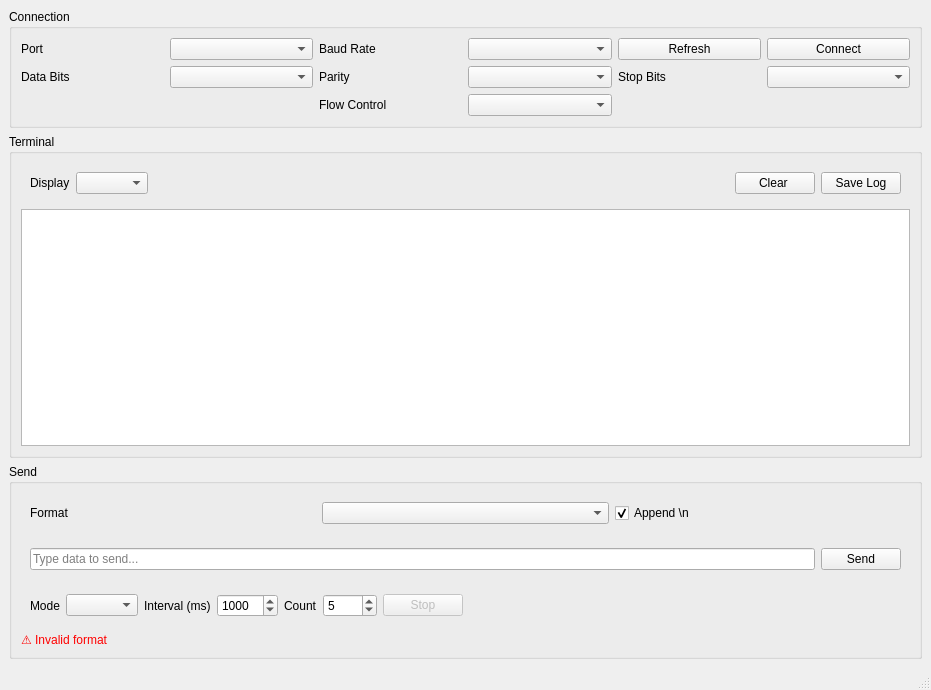
The window that mainwindow.ui (kautilyadevaraj/SiCom) describes before a commit, drawn with Qt 5.
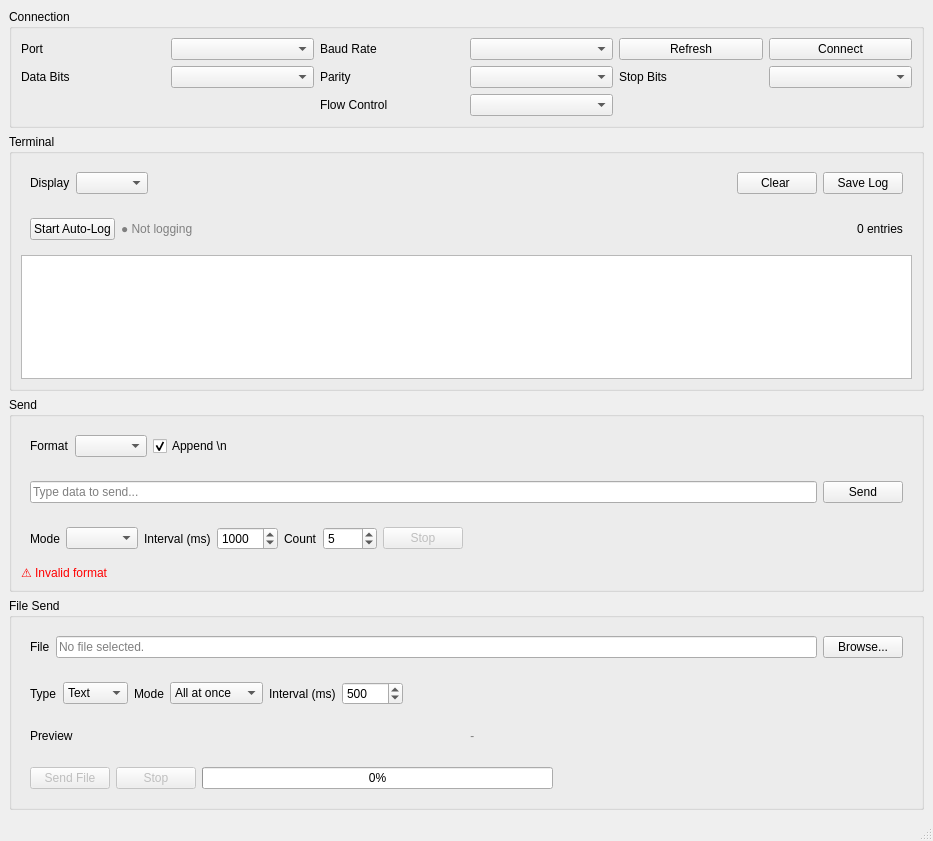
The same window after the commit.

```diff
--- a/mainwindow.ui
+++ b/mainwindow.ui
@@ -6,8 +6,8 @@
    <rect>
     <x>0</x>
     <y>0</y>
-    <width>931</width>
-    <height>690</height>
+    <width>933</width>
+    <height>841</height>
    </rect>
   </property>
   <property name="windowTitle">
@@ -156,6 +156,52 @@
          </layout>
         </widget>
        </item>
+       <item>
+        <widget class="QWidget" name="widget_5" native="true">
+         <layout class="QHBoxLayout" name="horizontalLayout_5">
+          <item>
+           <widget class="QPushButton" name="autoLogButton">
+            <property name="text">
+             <string>Start Auto-Log</string>
+            </property>
+            <property name="checkable">
+             <bool>true</bool>
+            </property>
+           </widget>
+          </item>
+          <item>
+           <widget class="QLabel" name="logStatusLabel">
+            <property name="styleSheet">
+             <string notr="true">color:gray;</string>
+            </property>
+            <property name="text">
+             <string>● Not logging</string>
+            </property>
+           </widget>
+          </item>
+          <item>
+           <spacer name="horizontalSpacer_4">
+            <property name="orientation">
+             <enum>Qt::Orientation::Horizontal</enum>
+            </property>
+            <property name="sizeHint" stdset="0">
+             <size>
+              <width>40</width>
+              <height>20</height>
+             </size>
+            </property>
+           </spacer>
+          </item>
+          <item>
+           <widget class="QLabel" name="entryCountLabel">
+            <property name="text">
+             <string>0 entries</string>
+            </property>
+           </widget>
+          </item>
+         </layout>
+        </widget>
+       </item>
        <item>
         <widget class="QTextEdit" name="logTextEdit">
          <property name="font">
@@ -201,6 +247,19 @@
             </property>
            </widget>
           </item>
+          <item>
+           <spacer name="horizontalSpacer_3">
+            <property name="orientation">
+             <enum>Qt::Orientation::Horizontal</enum>
+            </property>
+            <property name="sizeHint" stdset="0">
+             <size>
+              <width>40</width>
+              <height>20</height>
+             </size>
+            </property>
+           </spacer>
+          </item>
          </layout>
         </widget>
        </item>
@@ -319,6 +378,200 @@
       </layout>
      </widget>
     </item>
+    <item>
+     <widget class="QGroupBox" name="gb_fileSend">
+      <property name="title">
+       <string>File Send</string>
+      </property>
+      <layout class="QVBoxLayout" name="verticalLayout_4">
+       <item>
+        <widget class="QWidget" name="widget_6" native="true">
+         <layout class="QHBoxLayout" name="horizontalLayout_7">
+          <item>
+           <widget class="QLabel" name="label_10">
+            <property name="text">
+             <string>File</string>
+            </property>
+           </widget>
+          </item>
+          <item>
+           <widget class="QLineEdit" name="filePathLineEdit">
+            <property name="readOnly">
+             <bool>true</bool>
+            </property>
+            <property name="placeholderText">
+             <string>No file selected.</string>
+            </property>
+           </widget>
+          </item>
+          <item>
+           <widget class="QPushButton" name="browseButton">
+            <property name="text">
+             <string>Browse...</string>
+            </property>
+           </widget>
+          </item>
+         </layout>
+        </widget>
+       </item>
+       <item>
+        <widget class="QWidget" name="widget_7" native="true">
+         <layout class="QHBoxLayout" name="horizontalLayout_8">
+          <item>
+           <widget class="QLabel" name="label_11">
+            <property name="text">
+             <string>Type</string>
+            </property>
+           </widget>
+          </item>
+          <item>
+           <widget class="QComboBox" name="fileModeComboBox">
+            <item>
+             <property name="text">
+              <string>Text</string>
+             </property>
+            </item>
+            <item>
+             <property name="text">
+              <string>Binary</string>
+             </property>
+            </item>
+           </widget>
+          </item>
+          <item>
+           <widget class="QLabel" name="label_12">
+            <property name="text">
+             <string>Mode</string>
+            </property>
+           </widget>
+          </item>
+          <item>
+           <widget class="QComboBox" name="sendModeComboBox">
+            <item>
+             <property name="text">
+              <string>All at once</string>
+             </property>
+            </item>
+            <item>
+             <property name="text">
+              <string>Line by line</string>
+             </property>
+            </item>
+           </widget>
+          </item>
+          <item>
+           <widget class="QLabel" name="fileSendIntervalLabel">
+            <property name="text">
+             <string>Interval (ms)</string>
+            </property>
+           </widget>
+          </item>
+          <item>
+           <widget class="QSpinBox" name="fileSendIntervalSpinBox">
+            <property name="minimum">
+             <number>50</number>
+            </property>
+            <property name="maximum">
+             <number>60000</number>
+            </property>
+            <property name="value">
+             <number>500</number>
+            </property>
+           </widget>
+          </item>
+          <item>
+           <spacer name="horizontalSpacer_5">
+            <property name="orientation">
+             <enum>Qt::Orientation::Horizontal</enum>
+            </property>
+            <property name="sizeHint" stdset="0">
+             <size>
+              <width>40</width>
+              <height>20</height>
+             </size>
+            </property>
+           </spacer>
+          </item>
+         </layout>
+        </widget>
+       </item>
+       <item>
+        <widget class="QWidget" name="widget_8" native="true">
+         <layout class="QHBoxLayout" name="horizontalLayout_9">
+          <item>
+           <widget class="QLabel" name="label_13">
+            <property name="text">
+             <string>Preview</string>
+            </property>
+           </widget>
+          </item>
+          <item>
+           <widget class="QLabel" name="filePreviewLabel">
+            <property name="font">
+             <font>
+              <italic>true</italic>
+             </font>
+            </property>
+            <property name="styleSheet">
+             <string notr="true">color:gray;</string>
+            </property>
+            <property name="text">
+             <string>-</string>
+            </property>
+           </widget>
+          </item>
+         </layout>
+        </widget>
+       </item>
+       <item>
+        <widget class="QWidget" name="widget_9" native="true">
+         <layout class="QHBoxLayout" name="horizontalLayout_10">
+          <item>
+           <widget class="QPushButton" name="sendFileButton">
+            <property name="enabled">
+             <bool>false</bool>
+            </property>
+            <property name="text">
+             <string>Send File</string>
+            </property>
+           </widget>
+          </item>
+          <item>
+           <widget class="QPushButton" name="stopFileSendButton">
+            <property name="enabled">
+             <bool>false</bool>
+            </property>
+            <property name="text">
+             <string>Stop</string>
+            </property>
+           </widget>
+          </item>
+          <item>
+           <widget class="QProgressBar" name="fileSendProgressBar">
+            <property name="value">
+             <number>0</number>
+            </property>
+           </widget>
+          </item>
+          <item>
+           <spacer name="horizontalSpacer_6">
+            <property name="orientation">
+             <enum>Qt::Orientation::Horizontal</enum>
+            </property>
+            <property name="sizeHint" stdset="0">
+             <size>
+              <width>40</width>
+              <height>20</height>
+             </size>
+            </property>
+           </spacer>
+          </item>
+         </layout>
+        </widget>
+       </item>
+      </layout>
+     </widget>
+    </item>
    </layout>
   </widget>
   <widget class="QMenuBar" name="menubar">
```
Left out of the diff: 2 changed lines with no effect on the pictures.
